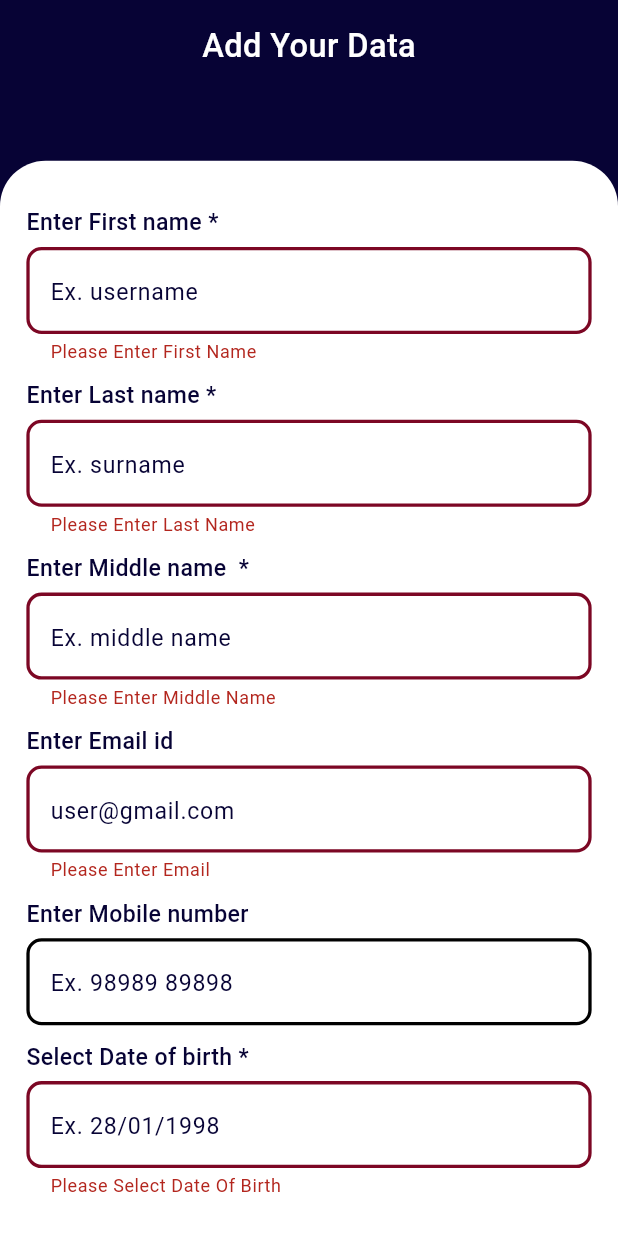
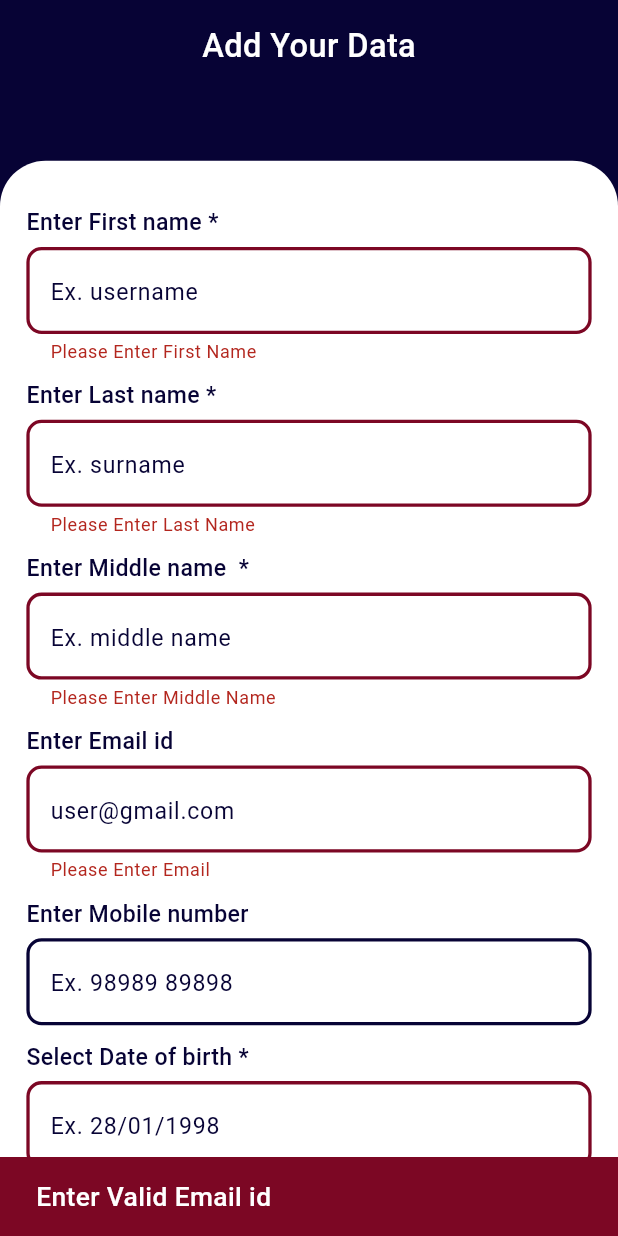
Before and after one commit to BhanderiNikunj/ukn, a Flutter app: the AddUserDataScreen screen opened by its route, after a tap on "Add Your Data", on a phone screen of 412 x 824 dp. Run offline on Flutter 3.47's test engine with Material 3 defaults, Android fonts, the phone set to English and light mode, and no system bars; our stand-ins replace cached_network_image, calendar_date_picker2, firebase_core, firebase_messaging, flutter_local_notifications, flutter_screenutil and 4 more; accounts and stored records are empty; network calls fail; statements that could not run were skipped; key blocks and very long unbroken strings in the code were emptied for the run.

Commit message:
email validation

```diff
--- a/lib/common/global.dart
+++ b/lib/common/global.dart
@@ -8,10 +8,11 @@ import 'package:unk/screens/signup/view/signup_screen.dart';
 import 'package:unk/screens/splash/view/splash_screen.dart';
 
 List<GetPage> getPages = [
-  GetPage(name: RouteList.initial, page: () => const SplashScreen()),
+  // GetPage(name: RouteList.initial, page: () => const SplashScreen()),
   GetPage(name: RouteList.login_screen, page: () => const LoginScreen()),
   GetPage(name: RouteList.signup_screen, page: () => const SignupScreen()),
   GetPage(name: RouteList.home_screen, page: () => const HomeScreen()),
+  GetPage(name: RouteList.initial, page: () => const AddUserDataScreen()),
   GetPage(name: RouteList.add_user_data_screen, page: () => const AddUserDataScreen()),
 ];
 
--- a/lib/screens/add_data/controller/add_user_data_controller.dart
+++ b/lib/screens/add_data/controller/add_user_data_controller.dart
@@ -4,6 +4,8 @@ import 'package:flutter_screenutil/flutter_screenutil.dart';
 import 'package:get/get.dart';
 import 'package:intl/intl.dart';
 import 'package:unk/common/colors.dart';
+import 'package:unk/common/common_widget.dart';
+import 'package:unk/widgets/strings.dart';
 
 class AddUserDataController extends GetxController {
   TextEditingController emailIdController = TextEditingController();
@@ -31,4 +33,15 @@ class AddUserDataController extends GetxController {
           DateFormat('yyyy-MM-dd').format(results.first!);
     }
   }
+
+  void checkEmailValidator({required BuildContext context}) {
+    if (!emailIdController.text.endsWith("@gmail.com")) {
+      CommonWidget.commonSnackBar(
+        context: context,
+        message: Strings.please_enter_valid_email_id,
+        type: SnackBarType.errorData,
+      );
+      return;
+    }
+  }
 }
--- a/lib/screens/add_data/view/add_user_data_screen.dart
+++ b/lib/screens/add_data/view/add_user_data_screen.dart
@@ -142,6 +142,7 @@ class _AddUserDataScreenState extends State<AddUserDataScreen> {
                     onTap: () {
                       bool? isValid =
                           controller.formKey.currentState?.validate();
+                      controller.checkEmailValidator(context: context);
                       if (isValid ?? false) {}
                     },
                   ),
@@ -183,6 +184,7 @@ class _AddUserDataScreenState extends State<AddUserDataScreen> {
           controller: controller,
           hintColor: AppColor.primary1Color,
           textColor: AppColor.primary1Color,
+          borderColor: AppColor.primary1Color,
           validator: (value) {
             if (value?.isEmpty ?? false) {
               return errorMessage;
--- a/lib/widgets/strings.dart
+++ b/lib/widgets/strings.dart
@@ -34,6 +34,7 @@ class Strings {
   static String select_date_of_birht = "Select Date of birth *";
   static String hint_of_birth = "Ex. 28/01/1998";
   static String please_select_date_of_birth = "Please Select Date Of Birth";
+  static String please_enter_valid_email_id = "Enter Valid Email id";
 }
 
 void loadGujaratiLanguage() {}
```
